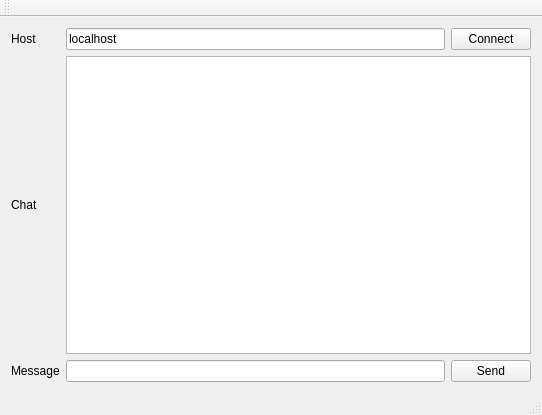
Qt form net_07_filter/Chat/mainwindow.ui (sunabove/lec_100_linux) before a commit.
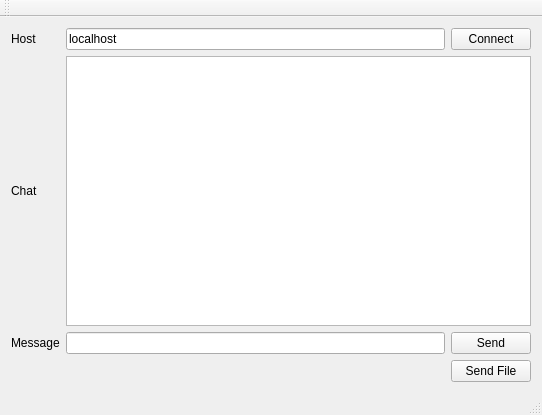
The same form after that commit.

Diff of the .ui file:
```diff
--- a/net_07_filter/Chat/mainwindow.ui
+++ b/net_07_filter/Chat/mainwindow.ui
@@ -60,9 +60,29 @@
       </property>
      </widget>
     </item>
+    <item row="3" column="2">
+     <widget class="QPushButton" name="sendFile">
+      <property name="text">
+       <string>Send File</string>
+      </property>
+     </widget>
+    </item>
     <item row="1" column="1" colspan="2">
      <widget class="QTextEdit" name="chatContent"/>
     </item>
+    <item row="3" column="0" colspan="2">
+     <spacer name="horizontalSpacer">
+      <property name="orientation">
+       <enum>Qt::Horizontal</enum>
+      </property>
+      <property name="sizeHint" stdset="0">
+       <size>
+        <width>435</width>
+        <height>22</height>
+       </size>
+      </property>
+     </spacer>
+    </item>
    </layout>
   </widget>
   <widget class="QMenuBar" name="menuBar">
```
Left out of the diff: 6 changed lines with no effect on the pictures.
